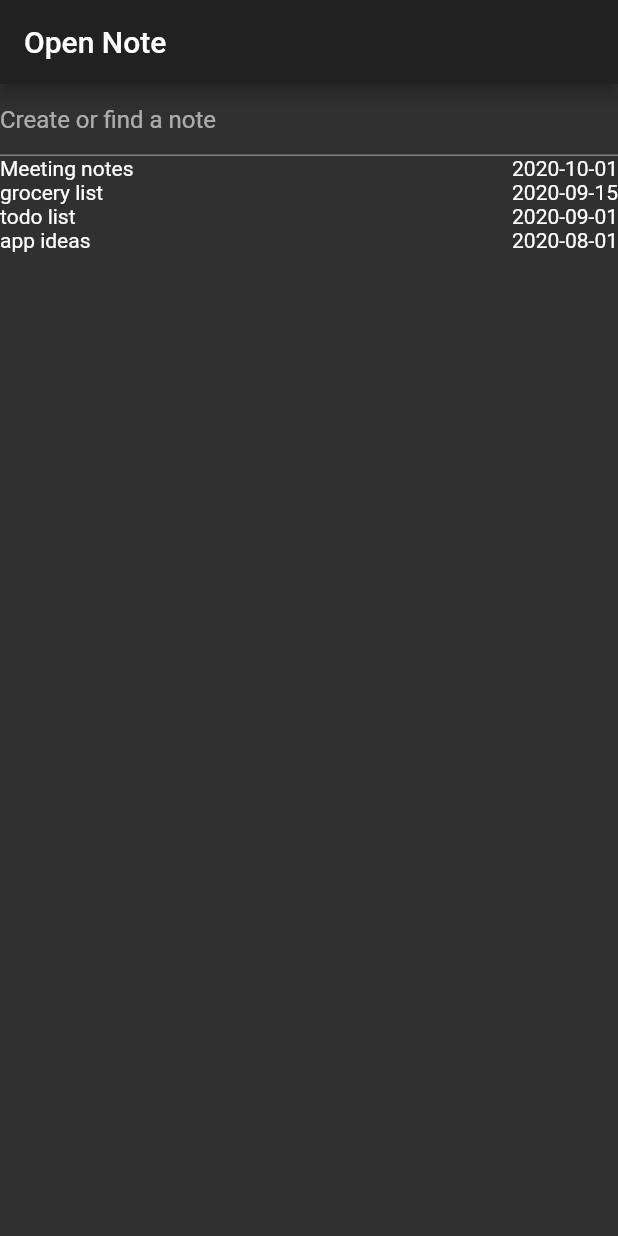
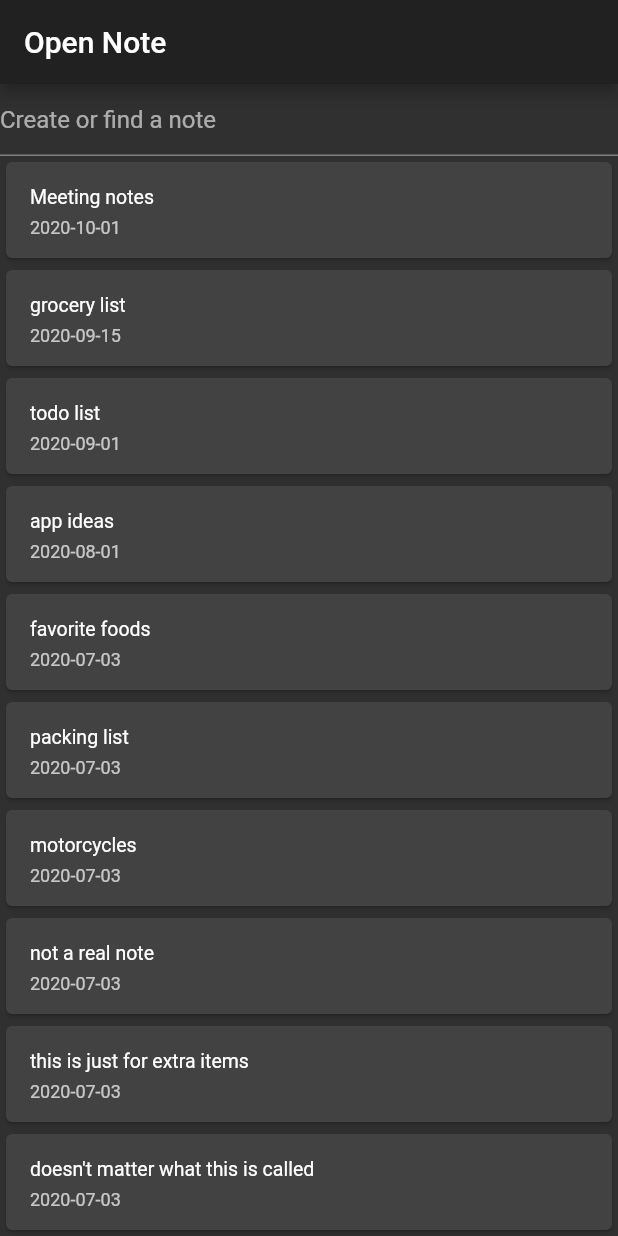
Before and after one commit to sjotterman/otter_notes, a Flutter app: the screen it shows after launch, on a phone screen of 412 x 824 dp. Run offline on Flutter 3.47's test engine with Material 2 defaults, Android fonts, the phone set to English and light mode, and no system bars.

Commit message:
scrolling list of titles

```diff
--- a/lib/main.dart
+++ b/lib/main.dart
@@ -41,6 +41,14 @@ List<Note> fakeNotes = [
   Note(name: 'grocery list', date: '2020-09-15'),
   Note(name: 'todo list', date: '2020-09-01'),
   Note(name: 'app ideas', date: '2020-08-01'),
+  Note(name: 'favorite foods', date: '2020-07-03'),
+  Note(name: 'packing list', date: '2020-07-03'),
+  Note(name: 'motorcycles', date: '2020-07-03'),
+  Note(name: 'not a real note', date: '2020-07-03'),
+  Note(name: 'this is just for extra items', date: '2020-07-03'),
+  Note(name: 'doesn\'t matter what this is called', date: '2020-07-03'),
+  Note(name: 'another note', date: '2020-07-03'),
+  Note(name: 'another note', date: '2020-07-03'),
 ];
 
 class _MyHomePageState extends State<MyHomePage> {
@@ -60,12 +68,14 @@ class _MyHomePageState extends State<MyHomePage> {
                 print("Search field value: $text");
               },
             ),
-            ListView.builder(
-                shrinkWrap: true,
-                itemCount: fakeNotes.length,
-                itemBuilder: (context, index) {
-                  return NoteListItem(note: fakeNotes[index]);
-                }),
+            Expanded(
+              child: ListView.builder(
+                  shrinkWrap: true,
+                  itemCount: fakeNotes.length,
+                  itemBuilder: (context, index) {
+                    return NoteListItem(note: fakeNotes[index]);
+                  }),
+            ),
           ],
         ),
       ),
@@ -80,8 +90,14 @@ class NoteListItem extends StatelessWidget {
 
   @override
   Widget build(BuildContext context) {
-    return Row(
-        mainAxisAlignment: MainAxisAlignment.spaceBetween,
-        children: [Text(note.name), Text(note.date)]);
+    return Container(
+      child: Card(
+        child: ListTile(
+          title: Text(note.name),
+          subtitle: Text(note.date),
+          dense: true,
+        ),
+      ),
+    );
   }
 }
```
